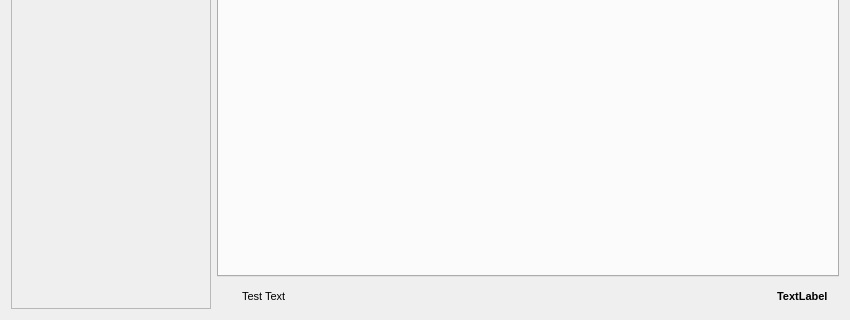
Above: nitrokeyapp/ui/mainwindow.ui from Nitrokey/nitrokey-app2 before the change; both pictures show x 0 to 850 and y 230 to 550 of the 850 by 550 pixel window. Below: the same form after it.
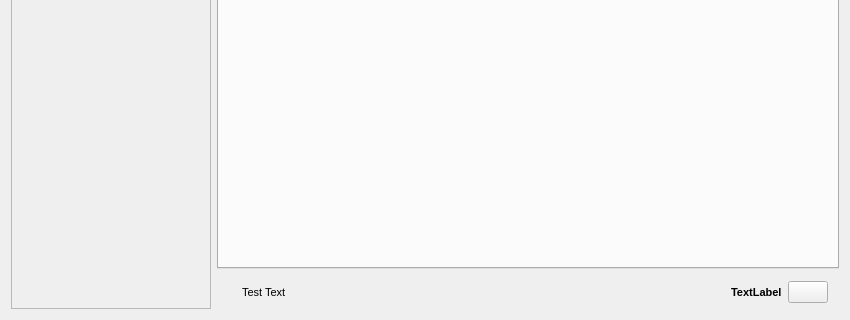
That is the form after the change. Icons and pictures are not drawn.

Commit message:
pw-manager: ui/ux improvements
* show password visibility reset
* algo change triggers check credential
* add feedback for copy operation
* minor info_box passthru fixes
* fix algo dropdown width
* add pin cached icon/button
* hide all buttons on abort
* fix stray VerifyPinJob on switch to home

The edit to the form file:
```diff
--- a/nitrokeyapp/ui/mainwindow.ui
+++ b/nitrokeyapp/ui/mainwindow.ui
@@ -161,6 +161,19 @@
            </property>
           </widget>
          </item>
+         <item>
+          <widget class="QPushButton" name="pin_icon">
+           <property name="sizePolicy">
+            <sizepolicy hsizetype="Minimum" vsizetype="Minimum">
+             <horstretch>0</horstretch>
+             <verstretch>0</verstretch>
+            </sizepolicy>
+           </property>
+           <property name="text">
+            <string/>
+           </property>
+          </widget>
+         </item>
         </layout>
        </item>
       </layout>
```
The commit also changes 6 other files.
